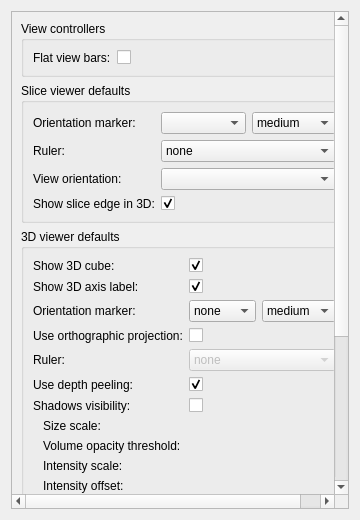
azhmeerjesani/Slicer-2, file Base/QTGUI/Resources/UI/qSlicerSettingsViewsPanel.ui: the form before one commit.
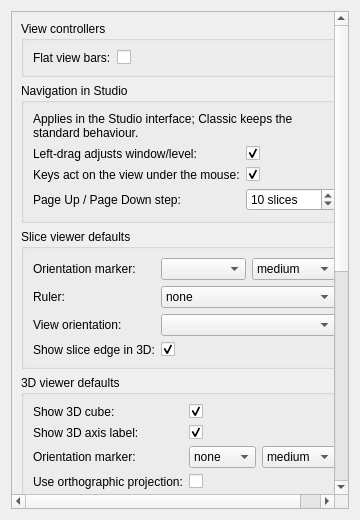
The form after the commit. Custom widgets are drawn as their Qt base class.

Commit message:
ENH: Add Studio navigation settings and 3D view hover focus
- 3D view takes keyboard focus on mouse hover when Studio's
  focus-follows-mouse is on, with the same exemptions as slice views.
- Settings > Views has a "Navigation in Studio" group for left-drag
  window/level, focus follows mouse and the PageUp/PageDown step.
- Keys are written only when the user changes a control; Cancel,
  Reset and Restore Defaults work as in the rest of the dialog.
- User guide documents Studio navigation and its settings.
(W3-02b)

Claude-Session: https://claude.ai/code/session_01C8hRypcmLezx7onJMPN6oX

```diff
--- a/Base/QTGUI/Resources/UI/qSlicerSettingsViewsPanel.ui
+++ b/Base/QTGUI/Resources/UI/qSlicerSettingsViewsPanel.ui
@@ -61,6 +61,88 @@
          </layout>
         </widget>
        </item>
+       <item>
+        <widget class="ctkCollapsibleGroupBox" name="StudioNavigationGroupBox">
+         <property name="title">
+          <string>Navigation in Studio</string>
+         </property>
+         <layout class="QFormLayout" name="StudioNavigationFormLayout">
+          <property name="fieldGrowthPolicy">
+           <enum>QFormLayout::AllNonFixedFieldsGrow</enum>
+          </property>
+          <item row="0" column="0" colspan="2">
+           <widget class="QLabel" name="StudioNavigationNoteLabel">
+            <property name="text">
+             <string>Applies in the Studio interface; Classic keeps the standard behaviour.</string>
+            </property>
+            <property name="wordWrap">
+             <bool>true</bool>
+            </property>
+           </widget>
+          </item>
+          <item row="1" column="0">
+           <widget class="QLabel" name="StudioLeftDragWindowLevelLabel">
+            <property name="text">
+             <string>Left-drag adjusts window/level:</string>
+            </property>
+           </widget>
+          </item>
+          <item row="1" column="1">
+           <widget class="ctkCheckBox" name="StudioLeftDragWindowLevelCheckBox">
+            <property name="toolTip">
+             <string>In the Studio interface, dragging with the left mouse button in a view adjusts the window and level of the image when no tool or mode is active. Markups and Segment Editor tools keep the left button.</string>
+            </property>
+            <property name="checked">
+             <bool>true</bool>
+            </property>
+           </widget>
+          </item>
+          <item row="2" column="0">
+           <widget class="QLabel" name="StudioFocusFollowsMouseLabel">
+            <property name="text">
+             <string>Keys act on the view under the mouse:</string>
+            </property>
+           </widget>
+          </item>
+          <item row="2" column="1">
+           <widget class="ctkCheckBox" name="StudioFocusFollowsMouseCheckBox">
+            <property name="toolTip">
+             <string>In the Studio interface, a slice or 3D view takes the keyboard focus when the mouse enters it, without a click. Text fields, menus and dialogs keep the focus.</string>
+            </property>
+            <property name="checked">
+             <bool>true</bool>
+            </property>
+           </widget>
+          </item>
+          <item row="3" column="0">
+           <widget class="QLabel" name="StudioPageStepSlicesLabel">
+            <property name="text">
+             <string>Page Up / Page Down step:</string>
+            </property>
+           </widget>
+          </item>
+          <item row="3" column="1">
+           <widget class="QSpinBox" name="StudioPageStepSlicesSpinBox">
+            <property name="toolTip">
+             <string>In the Studio interface, number of slices that Page Up and Page Down move the slice view under the mouse.</string>
+            </property>
+            <property name="suffix">
+             <string> slices</string>
+            </property>
+            <property name="minimum">
+             <number>1</number>
+            </property>
+            <property name="maximum">
+             <number>100</number>
+            </property>
+            <property name="value">
+             <number>10</number>
+            </property>
+           </widget>
+          </item>
+         </layout>
+        </widget>
+       </item>
        <item>
         <widget class="ctkCollapsibleGroupBox" name="CollapsibleGroupBox">
          <property name="title">
```
The commit also changes 5 other files.
